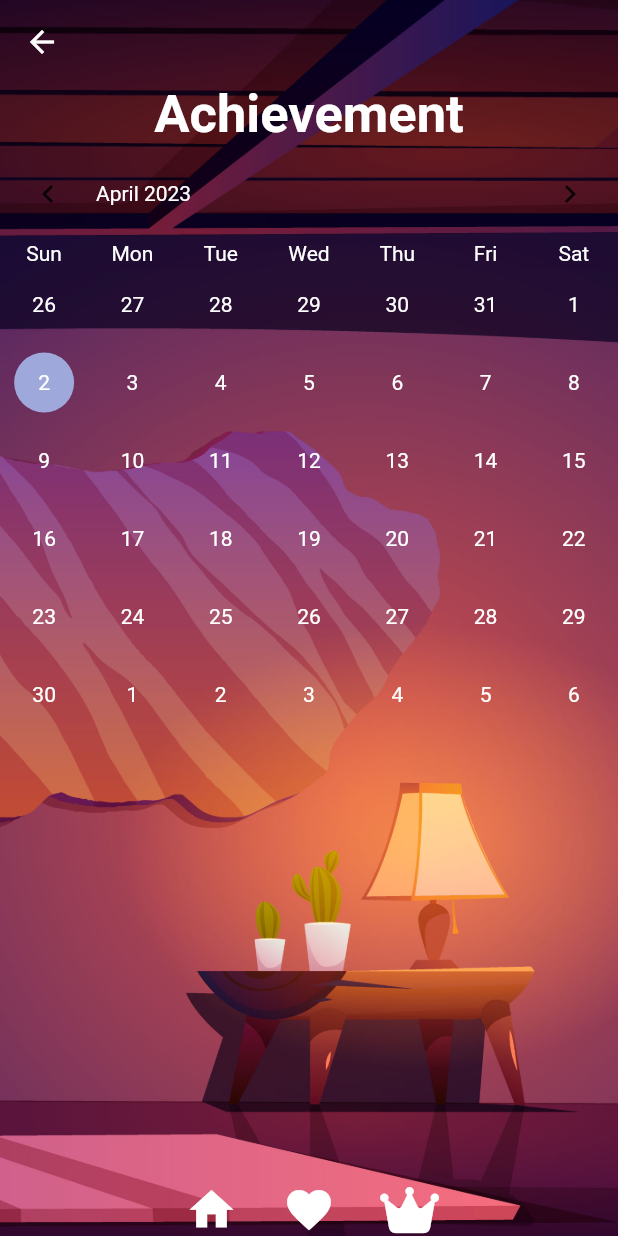
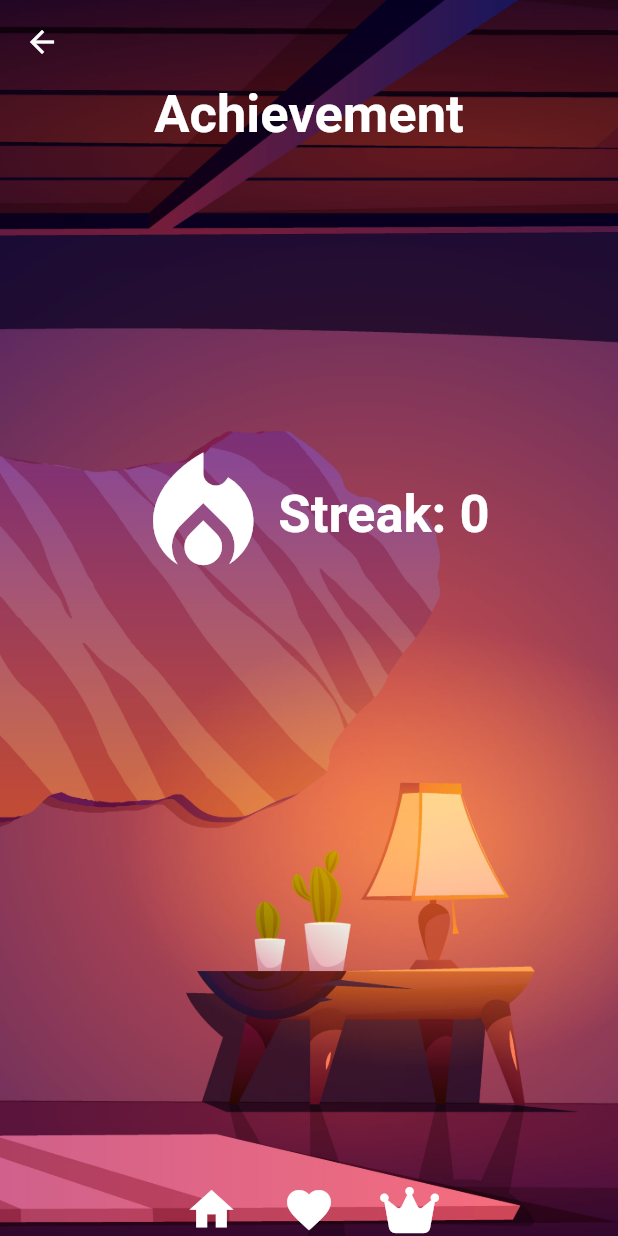
Before and after one commit to leej1230/Reposer, a Flutter app: the ScaffoldTemplate screen opened directly, after a tap on an icon or button, on a phone screen of 412 x 824 dp. Run offline on Flutter 3.47's test engine with Material 2 defaults, Android fonts, the phone set to English and light mode, and no system bars; drawn by our look-alikes of table_calendar; our stand-ins replace font_awesome_flutter, just_audio, rxdart, sqflite; missing offline and left inert: achievement_view, dart:ffi; accounts and stored records are empty.

Commit message:
Everything functions

```diff
--- a/lib/achievement.dart
+++ b/lib/achievement.dart
@@ -1,8 +1,12 @@
 import 'package:flutter/material.dart';
 import 'package:reposer/components/scaffoldTemplate.dart';
-import 'components/achievementCalender.dart';
+import 'components/streak.dart';
 
 class AchievementScreen extends StatelessWidget {
+  final bool afterSession;
+
+  const AchievementScreen({super.key, required this.afterSession});
+
   @override
   Widget build(BuildContext context) {
     return ScaffoldTemplate(
@@ -17,6 +21,7 @@ class AchievementScreen extends StatelessWidget {
         child: SafeArea(
           child: Center(
             child: Column(
+              mainAxisAlignment: MainAxisAlignment.start,
               children: [
                 Text(
                   'Achievement',
@@ -26,7 +31,11 @@ class AchievementScreen extends StatelessWidget {
                     fontWeight: FontWeight.w700,
                   ),
                 ),
-                AchievementCalender(),
+                Expanded(
+                  child: Streak(
+                    afterSession: this.afterSession,
+                  ),
+                ),
               ],
             ),
           ),
--- a/lib/components/achievementCalender.dart
+++ /dev/null
@@ -1,62 +0,0 @@
-import 'package:flutter/material.dart';
-import 'package:table_calendar/table_calendar.dart';
-import 'package:intl/intl.dart';
-
-class AchievementCalender extends StatefulWidget {
-  @override
-  State<AchievementCalender> createState() => _AchievementCalenderState();
-}
-
-class _AchievementCalenderState extends State<AchievementCalender> {
-  @override
-  Widget build(BuildContext context) {
-    return TableCalendar(
-      headerStyle: HeaderStyle(
-        formatButtonVisible: false,
-        titleCentered: true,
-      ),
-      firstDay: DateTime.utc(2010, 10, 16),
-      lastDay: DateTime.utc(2030, 3, 14),
-      focusedDay: DateTime.now(),
-      calendarBuilders: CalendarBuilders(
-        headerTitleBuilder: (context, day) {
-          return Text(
-            DateFormat.yMMMM().format(day),
-            style: TextStyle(color: Colors.white),
-          );
-        },
-        dowBuilder: (context, day) {
-          return Center(
-            child: Text(
-              DateFormat.E().format(day),
-              style: TextStyle(color: Colors.white),
-            ),
-          );
-        },
-      ),
-      calendarStyle: CalendarStyle(
-        defaultTextStyle: TextStyle(
-          color: Colors.white,
-        ),
-        disabledTextStyle: TextStyle(
-          color: Colors.white,
-        ),
-        holidayTextStyle: TextStyle(
-          color: Colors.white,
-        ),
-        outsideTextStyle: TextStyle(
-          color: Colors.white,
-        ),
-        todayTextStyle: TextStyle(
-          color: Colors.white,
-        ),
-        weekendTextStyle: TextStyle(
-          color: Colors.white,
-        ),
-        weekNumberTextStyle: TextStyle(
-          color: Colors.white,
-        ),
-      ),
-    );
-  }
-}
--- a/lib/components/scaffoldTemplate.dart
+++ b/lib/components/scaffoldTemplate.dart
@@ -60,7 +60,9 @@ class ScaffoldTemplate extends StatelessWidget {
               child: GestureDetector(
                 onTap: () {
                   Navigator.push(context, MaterialPageRoute(builder: (context) {
-                    return AchievementScreen();
+                    return AchievementScreen(
+                      afterSession: false,
+                    );
                   }));
                 },
                 child: Icon(
--- /dev/null
+++ b/lib/components/streak.dart
@@ -0,0 +1,114 @@
+import 'package:flutter/material.dart';
+import 'package:reposer/db/streakDateDB.dart';
+import 'package:achievement_view/achievement_view.dart';
+
+/*
+* Possible pattern
+* 1. Simply visiting the achievement page to see the streak
+*     Condition -> afterSession is false
+*     do -> fetch the data from db and show the steak and the last date
+*       (There will be a possibility that database could be empty)
+*
+* 2. Jumped to the page after the session time is up
+*     Condition -> afterSession is true
+*     do -> update the data, show achievement widget if possible, show the newest data
+* */
+
+class Streak extends StatefulWidget {
+  final bool afterSession;
+
+  const Streak({super.key, required this.afterSession});
+
+  @override
+  State<Streak> createState() => _StreakState();
+}
+
+class _StreakState extends State<Streak> {
+  Date? _date;
+
+  @override
+  void initState() {
+    super.initState();
+    _updateDate();
+  }
+
+  void show(BuildContext context) async {
+    AchievementView(
+      context,
+      title: "Made a First Session of the Day!",
+      subTitle: "Awesome Job! ",
+      isCircle: true,
+      listener: print,
+    ).show();
+  }
+
+  Future<void> _getCurrentDate() async {
+    final date = await DateDatabase.instance.getCurrentDate();
+    setState(() {
+      _date = date;
+    });
+  }
+
+  Future<void> _updateDate() async {
+    await _getCurrentDate();
+    final currentUserDate = DateTime.now();
+    // If user didn't jump from session timer
+    if (!widget.afterSession) {
+      return;
+    }
+    // User jumped from session timer but already has done session on same day
+    if (_date != null && _date!.getDate().day == currentUserDate.day) {
+      return;
+    }
+
+    show(context);
+
+    final previousStreak = _date?.getStreak() ?? 0;
+    final newStreak = (_date != null &&
+            _date!.getDate().add(Duration(days: 1)).day == currentUserDate.day)
+        ? previousStreak + 1
+        : 1;
+
+    final dateForUpdate =
+        Date(date: currentUserDate.toString(), streak: newStreak);
+
+    if (_date != null) {
+      dateForUpdate.id = _date!.id;
+      await DateDatabase.instance.updateDate(dateForUpdate);
+    } else {
+      await DateDatabase.instance.insertDate(dateForUpdate);
+    }
+
+    await _getCurrentDate();
+  }
+
+  @override
+  Widget build(BuildContext context) {
+    // _updateDate();
+    return Container(
+      margin: EdgeInsets.fromLTRB(0.0, 0.0, 0.0, 200.0),
+      child: Row(
+        crossAxisAlignment: CrossAxisAlignment.stretch,
+        mainAxisAlignment: MainAxisAlignment.center,
+        children: <Widget>[
+          Icon(
+            Icons.local_fire_department,
+            color: Colors.white,
+            size: 100.0,
+          ),
+          Center(
+            child: Text(
+              'Streak: ${_date?.getStreak() ?? 0}',
+              style: TextStyle(
+                fontSize: 35.0,
+                color: Colors.white,
+                fontWeight: FontWeight.w700,
+              ),
+            ),
+          ),
+        ],
+      ),
+    );
+    // return const Placeholder();
+  }
+}
--- /dev/null
+++ b/lib/db/streakDateDB.dart
@@ -0,0 +1,197 @@
+import 'dart:async';
+import 'package:flutter/material.dart';
+import 'package:path/path.dart';
+import 'package:sqflite/sqflite.dart';
+import 'package:reposer/entities/compareDay.dart';
+
+// Schema
+// 'date': string, stores date
+
+const String tableDate = 'date';
+
+class DateFields {
+  static const String id = 'id';
+  static const String date = 'date';
+  static const String streak = 'streak';
+}
+
+class Date {
+  int? id;
+  late String _date;
+  late int _streak;
+
+  Date({
+    this.id,
+    required date,
+    streak,
+  }) {
+    this._date = date;
+    this._streak = streak ?? 1;
+  }
+
+  Map<String, Object?> toJson() {
+    return {
+      DateFields.id: id,
+      DateFields.date: _date,
+      DateFields.streak: _streak,
+    };
+  }
+
+  static Date fromJson(Map<String, Object?> json) {
+    return Date(
+      id: json[DateFields.id] as int,
+      date: json[DateFields.date] as String,
+      streak: json[DateFields.streak] as int,
+    );
+  }
+
+  // Implement toString to make it easier to see information about
+  // each song when using the print statement.
+  @override
+  String toString() {
+    return 'Date{id: $id, date: $_date, streak: $_streak}';
+  }
+
+  // int calculateStreak(DateTime date) {
+  //   this
+  // }
+
+  //Setters
+
+  void setDate({required DateTime date}) {
+    this._date = DateUtils.dateOnly(date).toString();
+  }
+
+  //Getters
+
+  DateTime getDate() {
+    return DateTime.parse(_date);
+  }
+
+  int getStreak() {
+    return _streak;
+  }
+}
+
+class DateDatabase {
+  //Private Constructor
+  DateDatabase._init();
+
+  static Database? _database;
+
+  static final DateDatabase instance = DateDatabase._init();
+
+  Future<Database> get database async {
+    if (_database != null) return _database!;
+
+    _database = await _initDB('date.db');
+    return _database!;
+  }
+
+  //filePath = 'song_database.db'
+  Future<Database> _initDB(String filePath) async {
+    final dbPath = await getDatabasesPath();
+    final path = join(dbPath, filePath);
+
+    return await openDatabase(path, version: 1, onCreate: _createDB);
+  }
+
+  Future _createDB(Database db, int version) async {
+    // Define type
+    const String idType = 'INTEGER PRIMARY KEY';
+    const String textType = 'TEXT NOT NULL';
+    const String intType = 'INTEGER NOT NULL';
+
+    // Create database table
+    await db.execute('''
+CREATE TABLE $tableDate (
+  ${DateFields.id} $idType,
+  ${DateFields.date} $textType,
+  ${DateFields.streak} $intType
+  )
+''');
+  }
+
+  Future<int> insertDate(Date date) async {
+    final db = await instance.database;
+
+    return await db.insert(tableDate, date.toJson());
+  }
+
+  Future<int> updateDate(Date date) async {
+    final db = await instance.database;
+
+    return await db.update(
+      tableDate,
+      date.toJson(),
+      where: '${DateFields.id} = ?',
+      whereArgs: [date.id],
+    );
+  }
+
+  Future<Date?> getCurrentDate() async {
+    final db = await instance.database;
+    final dateJson = await db.query(
+      tableDate,
+      orderBy: '${DateFields.date} DESC',
+      limit: 1,
+    );
+
+    if (dateJson.isEmpty) {
+      return null;
+    } else {
+      return Date.fromJson(dateJson.first);
+    }
+  }
+
+  // Future<void> create(Date date) async {
+  //   final db = await instance.database;
+  //
+  //   var queryResult = await db.query(
+  //     tableDate,
+  //     where: '${DateFields.date} = ?',
+  //     whereArgs: [date.getDate()],
+  //   );
+  //
+  //   // If there is already an song inserted, no need to add new one
+  //   if (queryResult.isNotEmpty) {
+  //     // print('there was song!');
+  //     return;
+  //   }
+  //   // print('there was no song!');
+  //   await db.insert(tableDate, date.toJson());
+  //   // print('Song was added :)');
+  // }
+  //
+  // Future<List<Date>> readDate() async {
+  //   final db = await instance.database;
+  //
+  //   final result = await db.query(tableDate);
+  //
+  //   final r = result.map((json) => Date.fromJson(json)).toList();
+  //   print(r);
+  //   return r;
+  //   // return result.map((json) => Date.fromJson(json)).toList();
+  // }
+
+  //Checks if the session was the first time in a day or not
+  // Future<bool> isFirstTime() async {
+  //   final fromDB = await readDate();
+  //
+  //   //If there is no record in database
+  //   if (fromDB == []) {
+  //     return true;
+  //   }
+  //
+  //   if (differenceBetweenToday(fromDB[0].getDate()) < 1) {
+  //     return false;
+  //   }
+  //
+  //   return true;
+  // }
+
+  Future close() async {
+    final db = await instance.database;
+    db.close();
+  }
+}
--- a/lib/entities/addSongsToDB.dart
+++ b/lib/entities/addSongsToDB.dart
@@ -28,9 +28,9 @@ void addSongsToDB() async {
     SongDatabase.instance.create(songInstance);
     // SongDatabase.instance.create(test);
   }
-
-  final l = await SongDatabase.instance.readAllSong();
-  for (final s in l) {
-    print(s.toString());
-  }
+  //
+  // final l = await SongDatabase.instance.readAllSong();
+  // for (final s in l) {
+  //   print(s.toString());
+  // }
 }
--- /dev/null
+++ b/lib/entities/compareDay.dart
@@ -0,0 +1,11 @@
+// Calculates the difference in days between given date and the date when this function was called
+
+int differenceBetweenToday(DateTime givenDate) {
+  DateTime today = DateTime.now();
+
+  DateTime todayDate = DateTime(today.year, today.month, today.day);
+  DateTime compareDate =
+      DateTime(givenDate.year, givenDate.month, givenDate.day);
+
+  return todayDate.difference(compareDate).inDays;
+}
--- a/lib/sessionScreen.dart
+++ b/lib/sessionScreen.dart
@@ -76,7 +76,9 @@ class SessionScreen extends StatelessWidget {
                             Navigator.pop(context);
                             Navigator.push(context,
                                 MaterialPageRoute(builder: (context) {
-                              return AchievementScreen();
+                              return AchievementScreen(
+                                afterSession: true,
+                              );
                             }));
                           },
                         ),
--- a/pubspec.yaml
+++ b/pubspec.yaml
@@ -36,6 +36,8 @@ dependencies:
 #  audioplayers: ^3.0.1
   just_audio: ^0.9.32
   rxdart: ^0.27.7
+  flutter_calendar_carousel: ^2.4.2
+  achievement_view: ^1.0.0
 
 
   # The following adds the Cupertino Icons font to your application.
@@ -53,7 +55,6 @@ dev_dependencies:
   # rules and activating additional ones.
   flutter_lints: ^2.0.0
   font_awesome_flutter: ^10.4.0
-  table_calendar: ^3.0.9
   intl: ^0.18.0
 
 # For information on the generic Dart part of this file, see the
```
Also changed, not shown: pubspec.lock, 16 other files.
